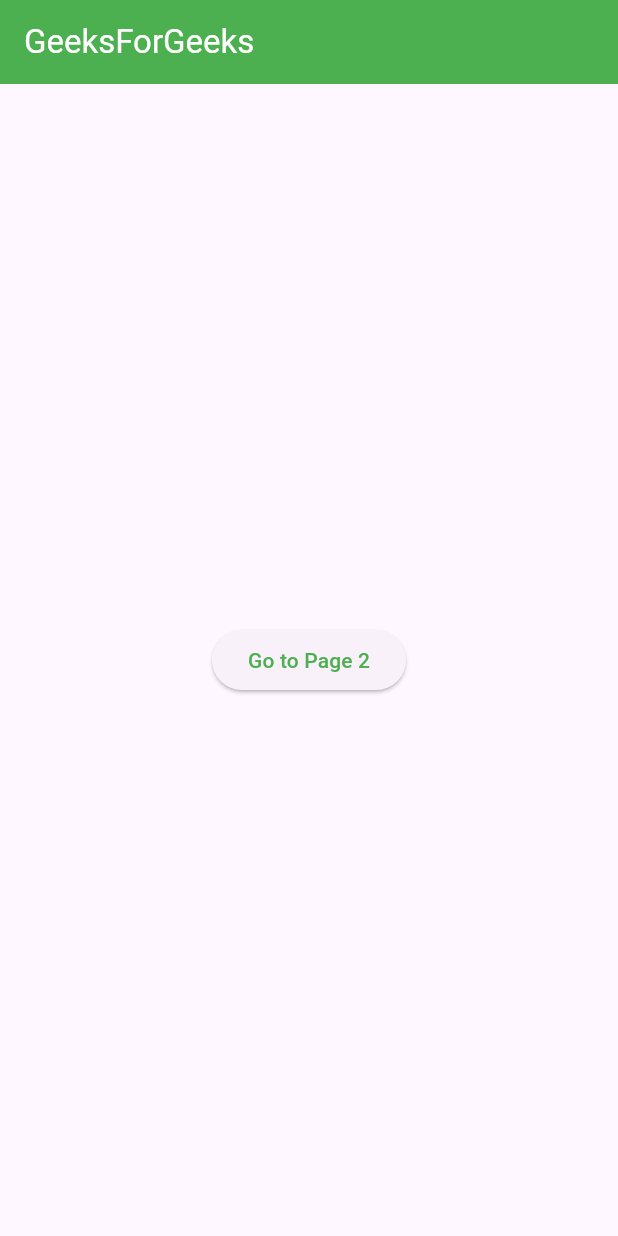
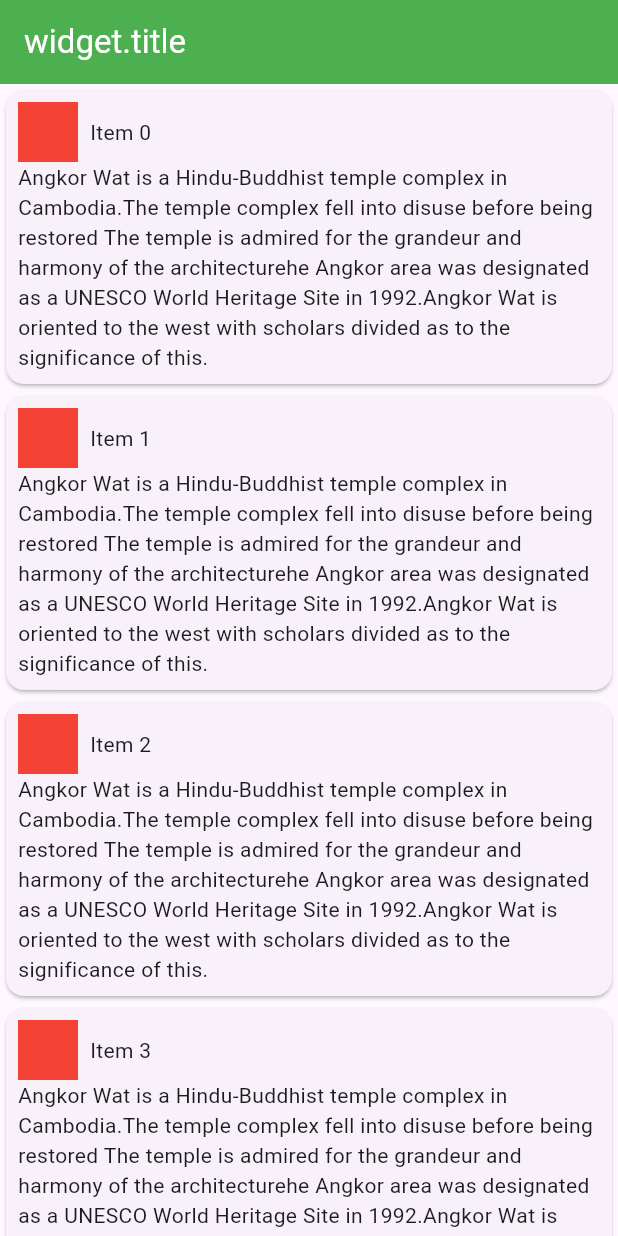
Before and after one commit to sivmey333/Mobile_Advanced, a Flutter app: the screen it shows after launch, on a phone screen of 412 x 824 dp. Run offline on Flutter 3.47's test engine with Material 3 defaults, Android fonts, the phone set to English and light mode, and no system bars; drawn by our look-alikes of lazy_load_scrollview.

```diff
--- a/lib/home_screen.dart
+++ b/lib/home_screen.dart
@@ -1,47 +1,77 @@
 import 'package:flutter/material.dart';
+import 'package:lazy_load_scrollview/lazy_load_scrollview.dart';
 import 'package:mobile_advanced_test1/page2.dart';
 
-class HomeScreen extends StatelessWidget {
-  const HomeScreen({super.key});
+class HomeScreen extends StatefulWidget {
+  final String title;
+  const HomeScreen({super.key, required this.title});
+
+  @override
+  State<HomeScreen> createState() => _HomeScreentState();
+}
+
+class _HomeScreentState extends State<HomeScreen> {
+  List<int> data = [];
+  int currentLength = 0;
+
+  final int increment = 10;
+  bool isLoading = false;
+
+  @override
+  void initState() {
+    _loadMore();
+    super.initState();
+  }
+
+  Future _loadMore() async {
+    setState(() {
+      isLoading = true;
+    });
+    await Future.delayed(const Duration(seconds: 2));
+    for (var i = currentLength; i <= currentLength + increment; i++) {
+      data.add(i);
+    }
+    setState(() {
+      isLoading = false;
+      currentLength = data.length;
+    });
+  }
 
   @override
   Widget build(BuildContext context) {
     return Scaffold(
       appBar: AppBar(
-        title: const Text('GeeksForGeeks'),
+        title: Text('widget.title'),
         backgroundColor: Colors.green,
         foregroundColor: Colors.white,
       ),
-      body: Center(
-        child: ElevatedButton(
-          onPressed: () {
-            Navigator.of(context).push(_createRoute());
-          },
-          child: const Text(
-            'Go to Page 2',
-            style: TextStyle(color: Colors.green),
+      body: Column(
+        children: [
+          Expanded(
+            child: LazyLoadScrollView(
+              isLoading: isLoading,
+              onEndOfPage: () => _loadMore(),
+              child: ListView.builder(
+                itemCount: data.length,
+                itemBuilder: (context, position) {
+                  return DemoItem(
+                    position: position,
+                  );
+                },
+              ),
+            ),
           ),
-        ),
+          if (isLoading)
+            Center(
+              child: Padding(
+                padding: const EdgeInsets.symmetric(vertical: 8),
+                child: CircularProgressIndicator(
+                  color: Colors.green.shade900,
+                ),
+              ),
+            )
+        ],
       ),
     );
   }
 }
-
-Route _createRoute() {
-  return PageRouteBuilder(
-      pageBuilder: (context, animation, secondaryAnimation) => const Page2(),
-      transitionsBuilder: (context, animation, secondaryAnimation, child) {
-        var begin = const Offset(0.0, 0.1);
-        var end = Offset.zero;
-        var curve = Curves.ease;
-
-        var tween = Tween(
-          begin: begin,
-          end: end,
-        ).chain(CurveTween(curve: curve));
-        return SlideTransition(
-          position: animation.drive(tween),
-          child: child,
-        );
-      });
-}
--- a/lib/main.dart
+++ b/lib/main.dart
@@ -18,7 +18,9 @@ class MyApp extends StatelessWidget {
         colorScheme: ColorScheme.fromSeed(seedColor: Colors.deepPurple),
         useMaterial3: true,
       ),
-      home: HomeScreen(),
+      home: HomeScreen(
+        title: 'GeeksForGeeks',
+      ),
     );
   }
 }
--- a/lib/page2.dart
+++ b/lib/page2.dart
@@ -1,17 +1,39 @@
 import 'package:flutter/material.dart';
 
-class Page2 extends StatelessWidget {
-  const Page2({super.key});
+class DemoItem extends StatelessWidget {
+  final int position;
+  const DemoItem({super.key, required this.position});
 
   @override
   Widget build(BuildContext context) {
-    return Scaffold(
-      appBar: AppBar(
-        backgroundColor: Colors.blue,
-        foregroundColor: Colors.white,
-      ),
-      body: const Center(
-        child: Text('Page2'),
+    return Card(
+      child: Padding(
+        padding: const EdgeInsets.all(8.0),
+        child: Column(
+          crossAxisAlignment: CrossAxisAlignment.start,
+          children: <Widget>[
+            Row(
+              children: <Widget>[
+                Container(
+                  color: Colors.red,
+                  height: 40.0,
+                  width: 40.0,
+                ),
+                SizedBox(
+                  width: 8.0,
+                ),
+                Text('Item $position'),
+              ],
+            ),
+            Text(
+              'Angkor Wat is a Hindu-Buddhist temple complex in Cambodia.'
+              'The temple complex fell into disuse before being restored '
+              'The temple is admired for the grandeur and harmony of the architecture'
+              'he Angkor area was designated as a UNESCO World Heritage Site in 1992.'
+              'Angkor Wat is oriented to the west with scholars divided as to the significance of this.',
+            )
+          ],
+        ),
       ),
     );
   }
--- a/pubspec.yaml
+++ b/pubspec.yaml
@@ -15,6 +15,7 @@ dependencies:
   cupertino_icons: ^1.0.8
   auto_size_text: ^3.0.0
   skeleton_text: ^3.0.1
+  lazy_load_scrollview: 1.3.0
 
 dev_dependencies:
   flutter_test:
```
Also changed, not shown: pubspec.lock.
